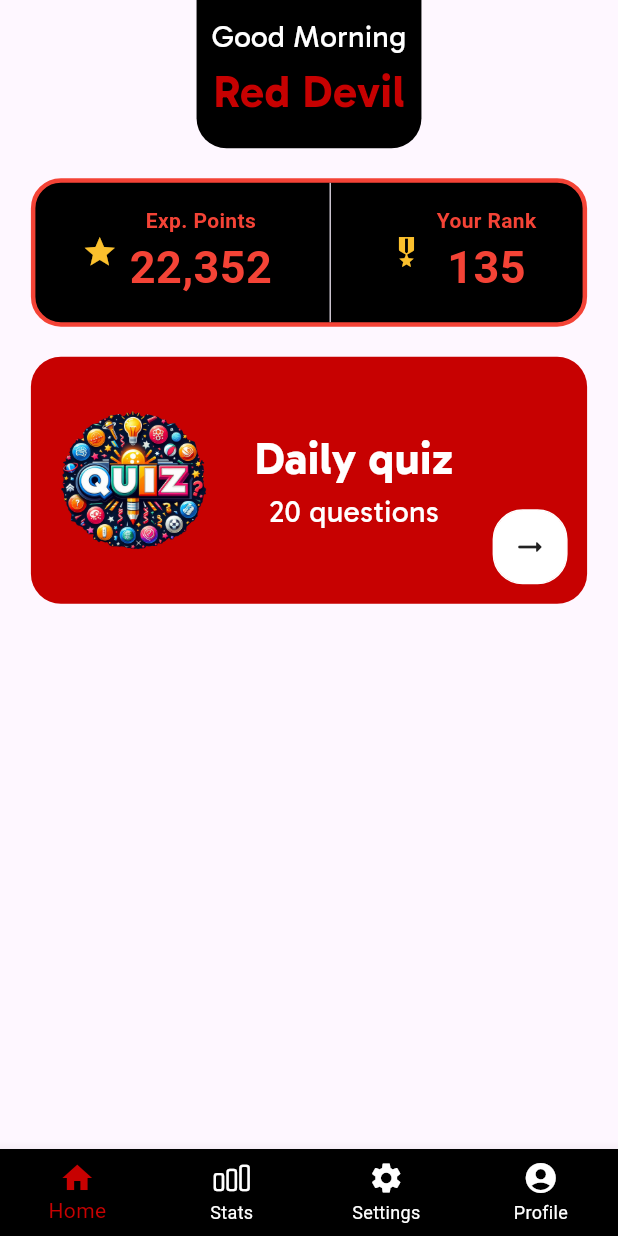
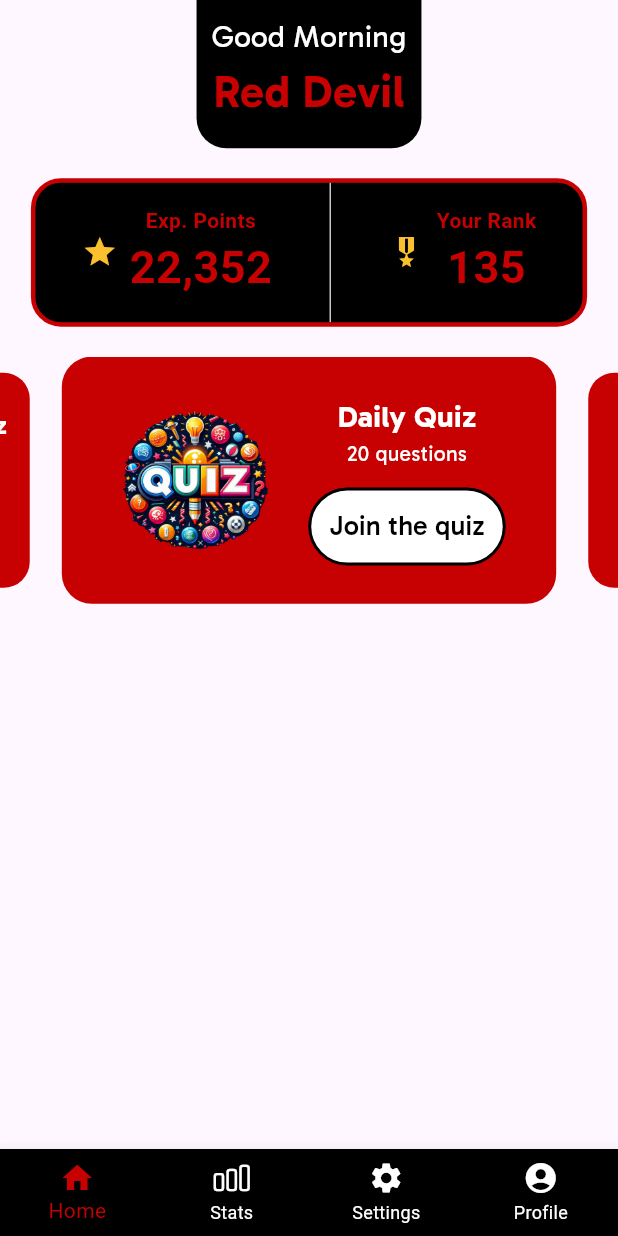
Before and after one commit to AayushPandeyy/manunited_trivia_flutter, a Flutter app: the screen it shows after launch, on a phone screen of 412 x 824 dp. Run offline on Flutter 3.47's test engine with Material 3 defaults, Android fonts, the phone set to English and light mode, and no system bars; drawn by our look-alikes of auto_size_text, carousel_slider.

Commit message:
Carousel widget added

```diff
--- /dev/null
+++ b/lib/constants/CarouselItems.dart
@@ -0,0 +1,9 @@
+import 'package:manunited_trivia/widgets/QuizBox.dart';
+
+class CarouselItems {
+  var items1 = [
+    QuizBox(title: "Daily Quiz", number: "20"),
+    QuizBox(title: "Historic Quiz", number: "10"),
+    QuizBox(title: "Recent Season Quiz", number: "30")
+  ];
+}
--- a/lib/screens/HomeScreen.dart
+++ b/lib/screens/HomeScreen.dart
@@ -1,4 +1,6 @@
+import 'package:carousel_slider/carousel_slider.dart';
 import 'package:flutter/material.dart';
+import 'package:manunited_trivia/constants/CarouselItems.dart';
 import 'package:manunited_trivia/constants/ColorsToUse.dart';
 import 'package:manunited_trivia/constants/ScreenSize.dart';
 import 'package:manunited_trivia/widgets/PointsWidget.dart';
@@ -60,7 +62,17 @@ class _HomeScreenState extends State<HomeScreen> {
             SizedBox(
               height: 20,
             ),
-            QuizBox()
+            CarouselSlider(
+                items: CarouselItems().items1,
+                options: CarouselOptions(
+                  height: ScreenSize.screenHeight * 0.2,
+                  initialPage: 0,
+                  enableInfiniteScroll: true,
+                  reverse: false,
+                  enlargeCenterPage: true,
+                  enlargeFactor: 0.3,
+                  scrollDirection: Axis.horizontal,
+                ))
           ])),
     ));
   }
--- a/lib/widgets/PointsWidget.dart
+++ b/lib/widgets/PointsWidget.dart
@@ -1,4 +1,5 @@
 import 'package:flutter/material.dart';
+import 'package:manunited_trivia/constants/ColorsToUse.dart';
 import 'package:manunited_trivia/constants/ScreenSize.dart';
 
 class PointsBox extends StatelessWidget {
@@ -12,28 +13,28 @@ class PointsBox extends StatelessWidget {
       width: ScreenSize.screenWidth * 0.9,
       decoration: BoxDecoration(
         color: Colors.black,
-        border: Border.all(color: Colors.red, width: 3),
+        border: Border.all(color: ColorsToUse().unitedRed, width: 3),
         borderRadius: BorderRadius.circular(20),
       ),
       child: Row(
         mainAxisAlignment: MainAxisAlignment.spaceEvenly,
         children: <Widget>[
-          // Experience Points Section
           Row(
             children: <Widget>[
-              Icon(Icons.star, color: Colors.yellow[700]), // Star icon
-              SizedBox(width: 8.0),
+              Icon(Icons.star, color: Colors.yellow[700]),
+              const SizedBox(width: 8.0),
               Column(
                 mainAxisAlignment: MainAxisAlignment.center,
                 children: [
                   Text('Exp. Points',
                       style: TextStyle(
-                          fontWeight: FontWeight.bold, color: Colors.red)),
-                  SizedBox(width: 4.0),
+                          fontWeight: FontWeight.bold,
+                          color: ColorsToUse().unitedRed)),
+                  const SizedBox(width: 4.0),
                   Text(
                     '22,352',
                     style: TextStyle(
-                        color: Colors.red,
+                        color: ColorsToUse().unitedRed,
                         fontSize: 30,
                         fontWeight: FontWeight.bold),
                   ),
@@ -42,30 +43,30 @@ class PointsBox extends StatelessWidget {
               // Experience points
             ],
           ),
-          VerticalDivider(),
+          const VerticalDivider(),
           // Rank Section
           Row(
             children: <Widget>[
               Icon(Icons.military_tech,
                   color: Colors.yellow[700]), // Medal icon
-              SizedBox(width: 8.0),
+              const SizedBox(width: 8.0),
               Column(
                 mainAxisAlignment: MainAxisAlignment.center,
                 children: [
                   Text('Your Rank',
                       style: TextStyle(
-                          fontWeight: FontWeight.bold, color: Colors.red)),
-                  SizedBox(width: 4.0),
+                          fontWeight: FontWeight.bold,
+                          color: ColorsToUse().unitedRed)),
+                  const SizedBox(width: 4.0),
                   Text(
                     '135',
                     style: TextStyle(
-                        color: Colors.red,
+                        color: ColorsToUse().unitedRed,
                         fontSize: 30,
                         fontWeight: FontWeight.bold),
                   ),
                 ],
               )
-              // Rank number
             ],
           ),
         ],
--- a/lib/widgets/QuizBox.dart
+++ b/lib/widgets/QuizBox.dart
@@ -1,15 +1,18 @@
+import 'package:auto_size_text/auto_size_text.dart';
 import 'package:flutter/material.dart';
 import 'package:manunited_trivia/constants/ColorsToUse.dart';
 import 'package:manunited_trivia/constants/ScreenSize.dart';
 
 class QuizBox extends StatelessWidget {
-  const QuizBox({super.key});
+  final String title;
+  final String number;
+  const QuizBox({super.key, required this.title, required this.number});
 
   @override
   Widget build(BuildContext context) {
     ScreenSize().init(context: context);
     return Container(
-      padding: EdgeInsets.all(5),
+      padding: const EdgeInsets.all(5),
       height: 0.2 * ScreenSize.screenHeight,
       width: 0.9 * ScreenSize.screenWidth,
       decoration: BoxDecoration(
@@ -18,47 +21,61 @@ class QuizBox extends StatelessWidget {
       child: Padding(
         padding: const EdgeInsets.all(8.0),
         child: Row(
-          mainAxisAlignment: MainAxisAlignment.spaceBetween,
+          mainAxisAlignment: MainAxisAlignment.spaceEvenly,
           children: [
-            Image(
+            const Image(
               image: AssetImage('assets/images/dq_logo.png'),
               height: 110,
             ),
+            Column(
+              mainAxisAlignment: MainAxisAlignment.spaceEvenly,
+              crossAxisAlignment: CrossAxisAlignment.center,
+              children: [
                 Center(
                   child: Column(
                     mainAxisAlignment: MainAxisAlignment.center,
                     children: <Widget>[
-                  Text(
-                    'Daily quiz',
-                    style: TextStyle(
+                      AutoSizeText(
+                        title,
+                        style: const TextStyle(
                           fontFamily: "Gabarito",
-                      fontSize: 30,
                           fontWeight: FontWeight.bold,
                           color: Colors.white,
                         ),
+                        maxLines: 1,
+                        minFontSize: 20,
+                        overflow: TextOverflow.ellipsis,
                       ),
-                  Text(
-                    '20 questions',
-                    style: TextStyle(
+                      AutoSizeText(
+                        "$number questions",
+                        style: const TextStyle(
                           fontFamily: "Gabarito",
-                      fontSize: 20,
+                          // fontSize: 20,
                           color: Colors.white,
                         ),
                       ),
                     ],
                   ),
                 ),
-            Align(
-              alignment: Alignment.bottomRight,
-              child: Container(
-                height: 50,
-                width: 50,
+                Container(
+                  // height: 50,
+                  // width: 50,
                   decoration: BoxDecoration(
                       color: Colors.white,
-                    borderRadius: BorderRadius.circular(20),
-                    border: Border.all(color: Colors.white)),
-                child: Icon(Icons.arrow_right_alt_rounded),
+                      borderRadius: BorderRadius.circular(30),
+                      border: Border.all(color: Colors.black, width: 2)),
+                  child: TextButton(
+                    onPressed: () {},
+                    child: Text(
+                      "Join the quiz",
+                      style: TextStyle(
+                          fontFamily: "Gabarito",
+                          fontSize: 18,
+                          color: Colors.black),
                     ),
+                  ),
+                )
+              ],
             )
           ],
         ),
--- a/pubspec.yaml
+++ b/pubspec.yaml
@@ -34,6 +34,8 @@ dependencies:
   # The following adds the Cupertino Icons font to your application.
   # Use with the CupertinoIcons class for iOS style icons.
   cupertino_icons: ^1.0.2
+  carousel_slider: ^4.2.1
+  auto_size_text: ^3.0.0
 
 dev_dependencies:
   flutter_test:
```
Also changed, not shown: pubspec.lock. Lines whose indentation alone changed are shown as unchanged.
